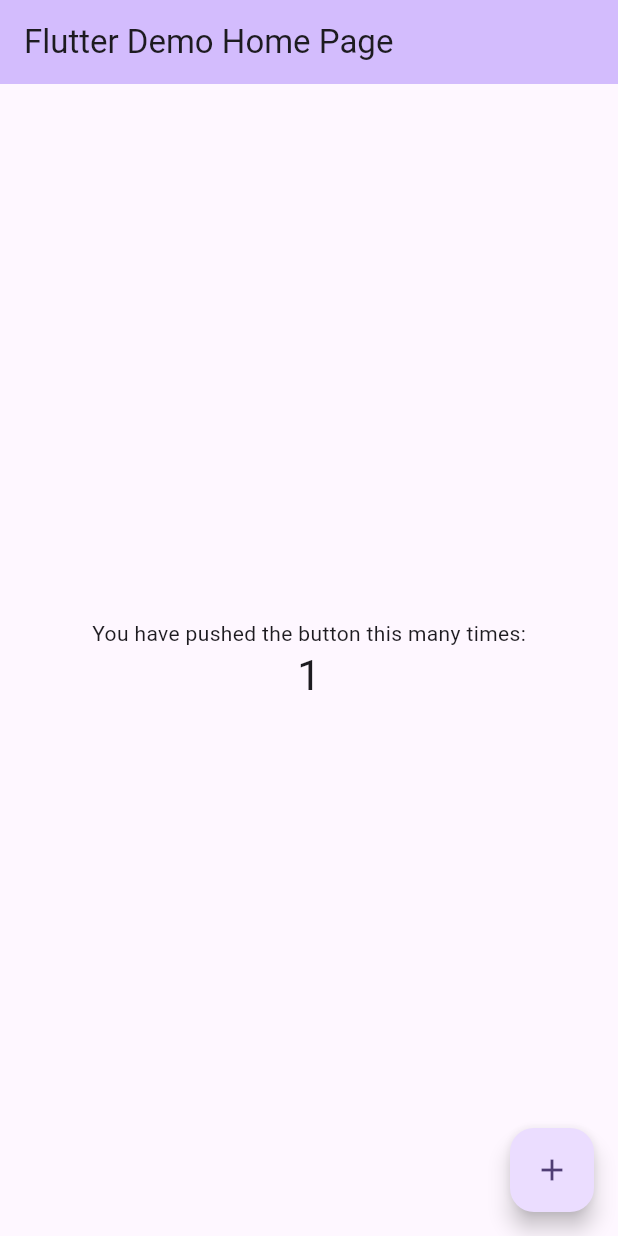
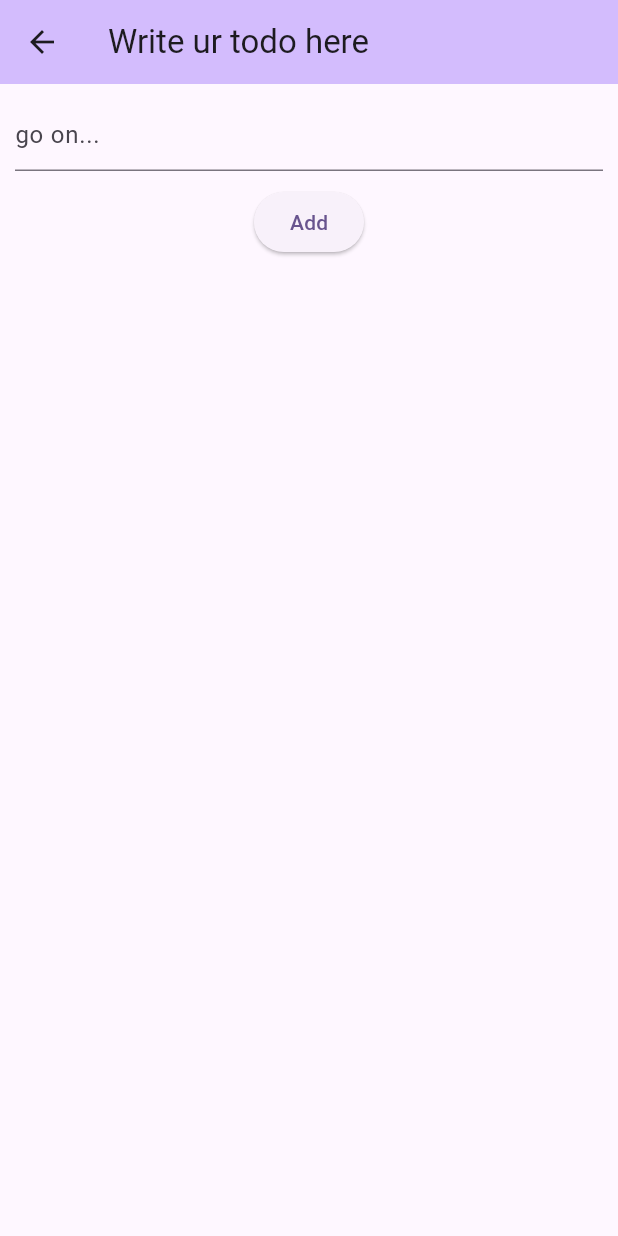
Before and after one commit to KAVYAPUTTU/flutter-bloc, a Flutter app: the screen it shows after launch, after a tap on the "add" icon, on a phone screen of 412 x 824 dp. Run offline on Flutter 3.47's test engine with Material 3 defaults, Android fonts, the phone set to English and light mode, and no system bars; our stand-ins replace bloc, flutter_bloc.

Commit message:
updated todo app

```diff
--- /dev/null
+++ b/todo_statemanagement/todo/lib/add_todo_list.dart
@@ -0,0 +1,42 @@
+import 'package:flutter/material.dart';
+import 'package:flutter_bloc/flutter_bloc.dart';
+import 'package:todo/cubit/todo_cubit.dart';
+import 'package:todo/todo_list.dart';
+
+class AddTodoList extends StatefulWidget {
+  const AddTodoList({super.key});
+
+  @override
+  State<AddTodoList> createState() => _AddTodoListState();
+}
+
+class _AddTodoListState extends State<AddTodoList> {
+  final TextEditingController controller = TextEditingController();
+  @override
+  Widget build(BuildContext context) {
+    return Scaffold(
+      appBar: AppBar(
+        backgroundColor: Theme.of(context).colorScheme.inversePrimary,
+        title: Text('Write ur todo here'),
+      ),
+      body:Column(
+        children: [
+           Padding(
+        padding: const EdgeInsets.all(10.0),
+        child: TextField(
+          controller: controller,
+          decoration: InputDecoration(
+            hintText:'go on...'
+          ),
+        ),
+      ),
+      ElevatedButton(onPressed: (){
+        BlocProvider.of<TodoCubit>(context).addtodo(controller.text.trim());
+        Navigator.push(context, MaterialPageRoute(builder: (context)=>TodoList()));
+      }, child:Text('Add'))
+        ],
+      )
+
+    );
+  }
+}
--- /dev/null
+++ b/todo_statemanagement/todo/lib/cubit/todo_cubit.dart
@@ -0,0 +1,14 @@
+import 'package:bloc/bloc.dart';
+import 'package:flutter/material.dart';
+import 'package:todo/models/todo_model.dart';
+
+class TodoCubit extends Cubit<List<Todo>>{
+  TodoCubit() : super([]);
+
+  void addtodo(String name){
+    final todo = Todo(name: name, createAt:DateTime.now());
+   state.add(todo);
+   emit([...state]);
+
+  }
+}
--- a/todo_statemanagement/todo/lib/main.dart
+++ b/todo_statemanagement/todo/lib/main.dart
@@ -1,4 +1,7 @@
 import 'package:flutter/material.dart';
+import 'package:flutter_bloc/flutter_bloc.dart';
+import 'package:todo/cubit/todo_cubit.dart';
+import 'package:todo/todo_list.dart';
 
 void main() {
   runApp(const MyApp());
@@ -7,119 +10,19 @@ void main() {
 class MyApp extends StatelessWidget {
   const MyApp({super.key});
 
-  // This widget is the root of your application.
   @override
   Widget build(BuildContext context) {
-    return MaterialApp(
-      title: 'Flutter Demo',
-      theme: ThemeData(
-        // This is the theme of your application.
-        //
-        // TRY THIS: Try running your application with "flutter run". You'll see
-        // the application has a purple toolbar. Then, without quitting the app,
-        // try changing the seedColor in the colorScheme below to Colors.green
-        // and then invoke "hot reload" (save your changes or press the "hot
-        // reload" button in a Flutter-supported IDE, or press "r" if you used
-        // the command line to start the app).
-        //
-        // Notice that the counter didn't reset back to zero; the application
-        // state is not lost during the reload. To reset the state, use hot
-        // restart instead.
-        //
-        // This works for code too, not just values: Most code changes can be
-        // tested with just a hot reload.
-        colorScheme: ColorScheme.fromSeed(seedColor: Colors.deepPurple),
-        useMaterial3: true,
+    return BlocProvider(
+      create: (context) => TodoCubit(),
+      child: MaterialApp(
+        title: 'Flutter Demo',
+        debugShowCheckedModeBanner: false,
+        theme: ThemeData(
+          colorScheme: ColorScheme.fromSeed(seedColor: Colors.deepPurple),
+          useMaterial3: true,
+        ),
+        home: TodoList(),
       ),
-      home: const MyHomePage(title: 'Flutter Demo Home Page'),
     );
   }
 }
-
-class MyHomePage extends StatefulWidget {
-  const MyHomePage({super.key, required this.title});
-
-  // This widget is the home page of your application. It is stateful, meaning
-  // that it has a State object (defined below) that contains fields that affect
-  // how it looks.
-
-  // This class is the configuration for the state. It holds the values (in this
-  // case the title) provided by the parent (in this case the App widget) and
-  // used by the build method of the State. Fields in a Widget subclass are
-  // always marked "final".
-
-  final String title;
-
-  @override
-  State<MyHomePage> createState() => _MyHomePageState();
-}
-
-class _MyHomePageState extends State<MyHomePage> {
-  int _counter = 0;
-
-  void _incrementCounter() {
-    setState(() {
-      // This call to setState tells the Flutter framework that something has
-      // changed in this State, which causes it to rerun the build method below
-      // so that the display can reflect the updated values. If we changed
-      // _counter without calling setState(), then the build method would not be
-      // called again, and so nothing would appear to happen.
-      _counter++;
-    });
-  }
-
-  @override
-  Widget build(BuildContext context) {
-    // This method is rerun every time setState is called, for instance as done
-    // by the _incrementCounter method above.
-    //
-    // The Flutter framework has been optimized to make rerunning build methods
-    // fast, so that you can just rebuild anything that needs updating rather
-    // than having to individually change instances of widgets.
-    return Scaffold(
-      appBar: AppBar(
-        // TRY THIS: Try changing the color here to a specific color (to
-        // Colors.amber, perhaps?) and trigger a hot reload to see the AppBar
-        // change color while the other colors stay the same.
-        backgroundColor: Theme.of(context).colorScheme.inversePrimary,
-        // Here we take the value from the MyHomePage object that was created by
-        // the App.build method, and use it to set our appbar title.
-        title: Text(widget.title),
-      ),
-      body: Center(
-        // Center is a layout widget. It takes a single child and positions it
-        // in the middle of the parent.
-        child: Column(
-          // Column is also a layout widget. It takes a list of children and
-          // arranges them vertically. By default, it sizes itself to fit its
-          // children horizontally, and tries to be as tall as its parent.
-          //
-          // Column has various properties to control how it sizes itself and
-          // how it positions its children. Here we use mainAxisAlignment to
-          // center the children vertically; the main axis here is the vertical
-          // axis because Columns are vertical (the cross axis would be
-          // horizontal).
-          //
-          // TRY THIS: Invoke "debug painting" (choose the "Toggle Debug Paint"
-          // action in the IDE, or press "p" in the console), to see the
-          // wireframe for each widget.
-          mainAxisAlignment: MainAxisAlignment.center,
-          children: <Widget>[
-            const Text(
-              'You have pushed the button this many times:',
-            ),
-            Text(
-              '$_counter',
-              style: Theme.of(context).textTheme.headlineMedium,
-            ),
-          ],
-        ),
-      ),
-      floatingActionButton: FloatingActionButton(
-        onPressed: _incrementCounter,
-        tooltip: 'Increment',
-        child: const Icon(Icons.add),
-      ), // This trailing comma makes auto-formatting nicer for build methods.
-    );
-  }
-}
--- /dev/null
+++ b/todo_statemanagement/todo/lib/models/todo_model.dart
@@ -0,0 +1,6 @@
+class Todo {
+  final String name;
+  final DateTime createAt;
+
+  Todo({required this.name, required this.createAt});
+}
--- /dev/null
+++ b/todo_statemanagement/todo/lib/todo_list.dart
@@ -0,0 +1,44 @@
+import 'package:flutter/material.dart';
+import 'package:flutter_bloc/flutter_bloc.dart';
+import 'package:todo/add_todo_list.dart';
+import 'package:todo/cubit/todo_cubit.dart';
+import 'package:todo/models/todo_model.dart';
+
+class TodoList extends StatelessWidget {
+  const TodoList({super.key});
+
+  @override
+  Widget build(BuildContext context) {
+    return Scaffold(
+      appBar: AppBar(
+        backgroundColor: Theme.of(context).colorScheme.inversePrimary,
+        title: Text('todo List'),
+      ),
+      body: Column(children: [
+        Expanded(
+          child: BlocBuilder<TodoCubit, List<Todo>>(
+            builder: (context, todos) {
+              return ListView.builder(
+                  itemCount: todos.length,
+                  itemBuilder: (context, index) {
+                    final todo = todos[index];
+                     return ListTile(
+                      title: Text(todo.name),
+                    );
+                  });
+            },
+          ),
+        ),
+        Center(
+          child: FloatingActionButton(
+            onPressed: () {
+              Navigator.push(context,
+                  MaterialPageRoute(builder: (context) => AddTodoList()));
+            },
+            child: const Icon(Icons.add),
+          ),
+        )
+      ]),
+    );
+  }
+}
--- a/todo_statemanagement/todo/pubspec.yaml
+++ b/todo_statemanagement/todo/pubspec.yaml
@@ -34,6 +34,8 @@ dependencies:
   # The following adds the Cupertino Icons font to your application.
   # Use with the CupertinoIcons class for iOS style icons.
   cupertino_icons: ^1.0.8
+  flutter_bloc: ^9.1.1
+  bloc: ^9.0.0
 
 dev_dependencies:
   flutter_test:
```
Also changed, not shown: todo_statemanagement/todo/pubspec.lock.
